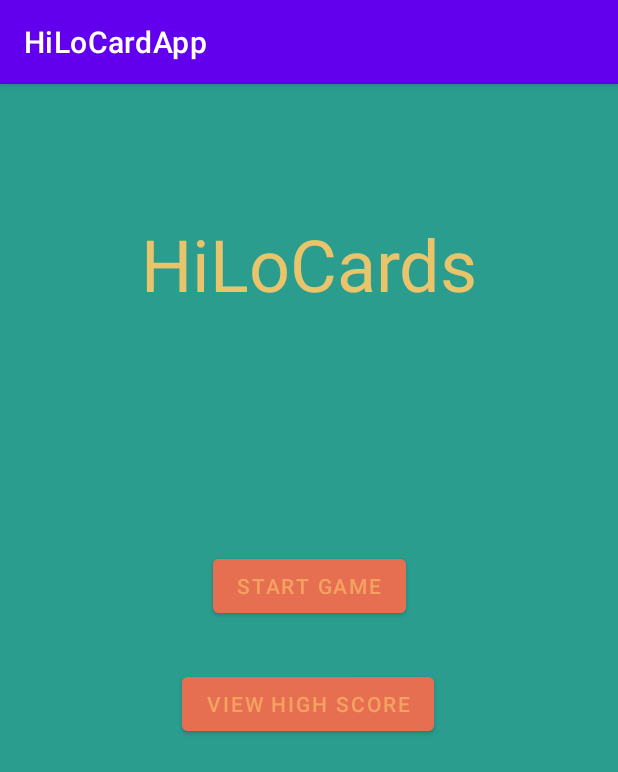
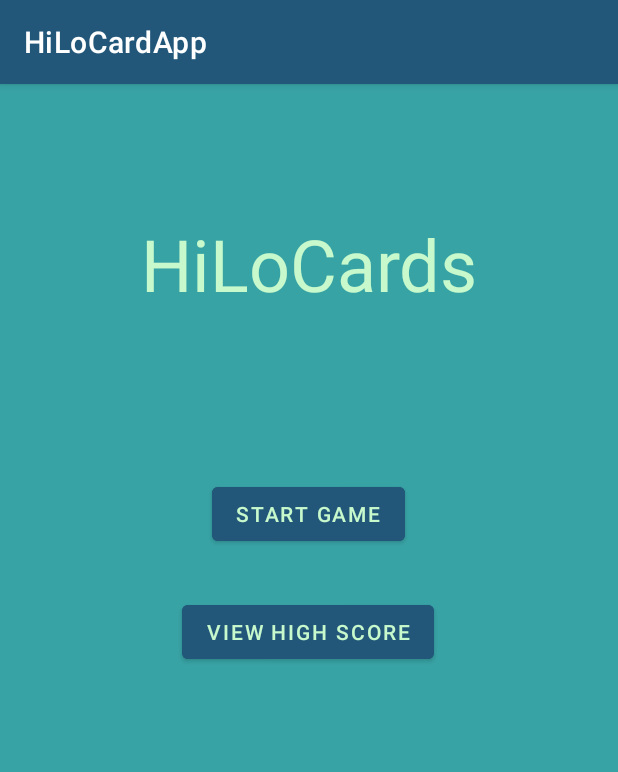
Before and after one commit to tobbesoren/HiLoCardApp, an Android app: the screen it shows after launch (MainActivity), on a phone screen of 412 x 824 dp. Shown: the top 772 px of the screen. Run offline under Robolectric (Android 15) with nearby library versions, the light colour scheme and no system bars.

Commit message:
changed colors

```diff
--- a/app/src/main/res/layout/activity_main.xml
+++ b/app/src/main/res/layout/activity_main.xml
@@ -4,7 +4,7 @@
     xmlns:tools="http://schemas.android.com/tools"
     android:layout_width="match_parent"
     android:layout_height="match_parent"
-    android:background="#2A9D8F"
+    android:background="@color/keppel"
     tools:context=".MainActivity">
 
     <TextView
@@ -12,7 +12,7 @@
         android:layout_width="wrap_content"
         android:layout_height="wrap_content"
         android:text="HiLoCards"
-        android:textColor="#E9C46A"
+        android:textColor="@color/teaGreen"
         android:textSize="48sp"
         app:layout_constraintBottom_toBottomOf="parent"
         app:layout_constraintEnd_toEndOf="parent"
@@ -21,30 +21,31 @@
         app:layout_constraintVertical_bias="0.124" />
 
     <Button
+        android:id="@+id/startButton"
+        android:layout_width="wrap_content"
+        android:layout_height="wrap_content"
+        android:backgroundTint="@color/metallicBlue"
+        android:text="Start game"
+        android:textColor="@color/teaGreen"
+        app:layout_constraintBottom_toBottomOf="parent"
+        app:layout_constraintEnd_toEndOf="parent"
+        app:layout_constraintHorizontal_bias="0.498"
+        app:layout_constraintStart_toStartOf="parent"
+        app:layout_constraintTop_toBottomOf="@+id/textView"
+        app:layout_constraintVertical_bias="0.195" />
+
+    <Button
         android:id="@+id/highScoreButton"
         android:layout_width="wrap_content"
         android:layout_height="wrap_content"
-        android:backgroundTint="#E76F51"
+        android:backgroundTint="@color/metallicBlue"
         android:text="View high score"
-        android:textColor="#F4A261"
+        android:textColor="@color/teaGreen"
         app:layout_constraintBottom_toBottomOf="parent"
         app:layout_constraintEnd_toEndOf="parent"
-        app:layout_constraintHorizontal_bias="0.497"
+        app:layout_constraintHorizontal_bias="0.498"
         app:layout_constraintStart_toStartOf="parent"
         app:layout_constraintTop_toBottomOf="@+id/startButton"
-        app:layout_constraintVertical_bias="0.085" />
-
-    <Button
-        android:id="@+id/startButton"
-        android:layout_width="wrap_content"
-        android:layout_height="wrap_content"
-        android:backgroundTint="#E76F51"
-        android:text="Start game"
-        android:textColor="#F4A261"
-        app:layout_constraintBottom_toBottomOf="parent"
-        app:layout_constraintEnd_toEndOf="parent"
-        app:layout_constraintStart_toStartOf="parent"
-        app:layout_constraintTop_toBottomOf="@+id/textView"
-        app:layout_constraintVertical_bias="0.279" />
+        app:layout_constraintVertical_bias="0.075" />
 
 </androidx.constraintlayout.widget.ConstraintLayout>
--- a/app/src/main/res/layout/fragment_result.xml
+++ b/app/src/main/res/layout/fragment_result.xml
@@ -8,6 +8,7 @@
     tools:context=".ResultFragment">
 
     <!-- TODO: Update blank fragment layout -->
+
     <TextView
         android:id="@+id/textView3"
         android:layout_width="0dp"
@@ -23,9 +24,9 @@
         android:id="@+id/continueButton"
         android:layout_width="wrap_content"
         android:layout_height="wrap_content"
-        android:backgroundTint="#E76F51"
+        android:backgroundTint="@color/metallicBlue"
         android:text="continue"
-        android:textColor="#F4A261"
+        android:textColor="@color/teaGreen"
         app:layout_constraintBottom_toBottomOf="parent"
         app:layout_constraintEnd_toEndOf="parent"
         app:layout_constraintHorizontal_bias="0.498"
--- a/app/src/main/res/values/colors.xml
+++ b/app/src/main/res/values/colors.xml
@@ -7,4 +7,10 @@
     <color name="teal_700">#FF018786</color>
     <color name="black">#FF000000</color>
     <color name="white">#FFFFFFFF</color>
+
+    <color name="metallicBlue">#FF22577A</color>
+    <color name="keppel">#FF38a3a5</color>
+    <color name="oceanGreen">#FF57cc99</color>
+    <color name="lightGreen">#FF80ed99</color>
+    <color name="teaGreen">#FFc7f9cc</color>
 </resources>
--- a/app/src/main/res/values/themes.xml
+++ b/app/src/main/res/values/themes.xml
@@ -2,8 +2,8 @@
     <!-- Base application theme. -->
     <style name="Theme.HiLoCardApp" parent="Theme.MaterialComponents.DayNight.DarkActionBar">
         <!-- Primary brand color. -->
-        <item name="colorPrimary">@color/purple_500</item>
-        <item name="colorPrimaryVariant">@color/purple_700</item>
+        <item name="colorPrimary">@color/metallicBlue</item>
+        <item name="colorPrimaryVariant">@color/keppel</item>
         <item name="colorOnPrimary">@color/white</item>
         <!-- Secondary brand color. -->
         <item name="colorSecondary">@color/teal_200</item>
```
Also changed, not shown: app/src/main/res/layout/activity_game.xml (+4 -4 lines), app/src/main/res/layout/activity_hi_score.xml (+4 -4 lines), app/src/main/res/layout/fragment_game_over.xml (+4 -4 lines), app/src/main/res/layout/fragment_play.xml (+4 -4 lines), app/src/main/res/layout/list_item.xml (+7 -7 lines).
